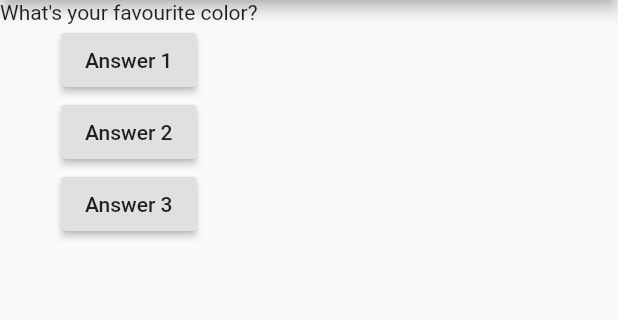
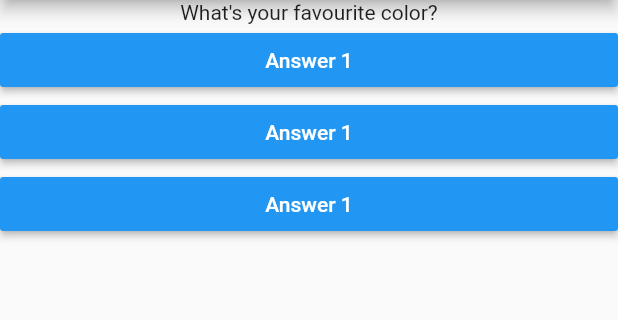
Before and after one commit to rajput-hemant/my-first-app, a Flutter app: the screen it shows after launch, on a phone screen of 412 x 824 dp, the part 84-404 px from its top. Run offline on Flutter 3.47's test engine with Material 2 defaults, Android fonts, the phone set to English and light mode, and no system bars.

Commit message:
Created answer.dart: answer widget to handle answers seperately
Signed-off-by: rajput-hemant <hemant.rajput_cs20@gla.ac.in>

```diff
--- /dev/null
+++ b/lib/answer.dart
@@ -0,0 +1,20 @@
+import 'package:flutter/material.dart';
+
+class Answer extends StatelessWidget {
+  final VoidCallback selectHandler;
+
+  Answer(this.selectHandler);
+
+  @override
+  Widget build(BuildContext context) {
+    return Container(
+      width: double.infinity,
+      child: RaisedButton(
+        color: Colors.blue,
+        textColor: Colors.white,
+        child: Text('Answer 1'),
+        onPressed: selectHandler,
+      ),
+    );
+  }
+}
--- a/lib/main.dart
+++ b/lib/main.dart
@@ -1,5 +1,6 @@
 import 'package:flutter/material.dart';
 import 'question.dart';
+import 'answer.dart';
 
 // void main() {
 //   runApp(MyApp());
@@ -12,7 +13,7 @@ class MyApp extends StatefulWidget {
   State<StatefulWidget> createState() => _MyAppState();
 }
 
-//  Version 6 - created question widget to handle questions seperately
+//  Version 7 - created answer widget to handle answers seperately
 
 class _MyAppState extends State<MyApp> {
   var _questionIndex = 0;
@@ -38,27 +39,63 @@ class _MyAppState extends State<MyApp> {
         body: Column(
           children: [
             Question(questions[_questionIndex]),
-            RaisedButton(
-              child: Text('Answer 1'),
-              onPressed: _answerQuestion,
-            ),
-            RaisedButton(
-              child: Text('Answer 2'),
-              onPressed: () => print('Answer 2 Choosen!'),
-            ),
-            RaisedButton(
-              child: Text('Answer 3'),
-              onPressed: () {
-                // do something
-                print('Answer 3 Choosen!');
-              },
-            ),
+            Answer(_answerQuestion),
+            Answer(_answerQuestion),
+            Answer(_answerQuestion),
           ],
         ),
       ),
     );
   }
 }
+
+//  Version 6 - created question widget to handle questions seperately
+
+// class _MyAppState extends State<MyApp> {
+//   var _questionIndex = 0;
+
+//   void _answerQuestion() {
+//     // for changing the state of the body text
+//     setState(() {
+//       _questionIndex += 1;
+//     });
+//     // _questionIndex += 1;
+//     print(_questionIndex);
+//   }
+
+//   @override
+//   Widget build(BuildContext context) {
+//     var questions = [
+//       'What\'s your favourite color?',
+//       'What\'s your favourite animal?',
+//     ];
+//     return MaterialApp(
+//       home: Scaffold(
+//         appBar: AppBar(title: Text('My First App!')),
+//         body: Column(
+//           children: [
+//             Question(questions[_questionIndex]),
+//             RaisedButton(
+//               child: Text('Answer 1'),
+//               onPressed: _answerQuestion,
+//             ),
+//             RaisedButton(
+//               child: Text('Answer 2'),
+//               onPressed: () => print('Answer 2 Choosen!'),
+//             ),
+//             RaisedButton(
+//               child: Text('Answer 3'),
+//               onPressed: () {
+//                 // do something
+//                 print('Answer 3 Choosen!');
+//               },
+//             ),
+//           ],
+//         ),
+//       ),
+//     );
+//   }
+// }
 
 //  Version 5 - refactored StatelessWidget to StatefulWidget abstract class
 
```
